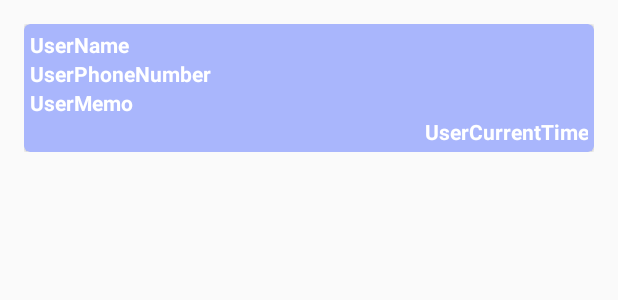
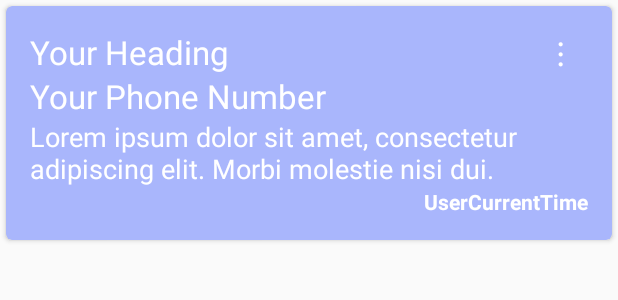
Before and after one commit to sandeg25x5/CallMemo2, an Android app: the layout user_record_items.xml on its own in the app's theme, with its tools: preview values and no code run, on a phone screen of 412 x 824 dp. Shown: the top 300 px of the screen. Run offline under Robolectric (Android 15) with nearby library versions, the phone set to English and light mode, and no system bars.

Commit message:
4th commit

```diff
--- a/app/src/main/java/com/example/sandeeplamsal123/testapplication2/adapters/UserListRecyclerAdapter.java
+++ b/app/src/main/java/com/example/sandeeplamsal123/testapplication2/adapters/UserListRecyclerAdapter.java
@@ -27,15 +27,16 @@ public class UserListRecyclerAdapter extends RecyclerView.Adapter<UserListRecycl
     }
 
     public static class ViewHolder extends RecyclerView.ViewHolder {
-        TextView userName, userPhone, userMemo, userCurrentTime;
+        TextView userName, userPhone, userMemo, userCurrentTime,userOptionView;
         View layOut;
 
         public ViewHolder(View itemView) {
             super(itemView);
             this.layOut = itemView;
             userName = layOut.findViewById(R.id.user_name_txt);
-            userPhone = layOut.findViewById(R.id.user_phone_number_text);
+            userPhone = layOut.findViewById(R.id.user_phone_number_txt);
             userMemo = layOut.findViewById(R.id.user_memo_txt);
+            userOptionView=layOut.findViewById(R.id.user_option_view);
             userCurrentTime = layOut.findViewById(R.id.user_current_time_txt);
         }
     }
--- a/app/src/main/res/layout/user_record_items.xml
+++ b/app/src/main/res/layout/user_record_items.xml
@@ -4,62 +4,121 @@
     xmlns:tools="http://schemas.android.com/tools"
     android:layout_width="match_parent"
     android:layout_height="wrap_content"
-    android:layout_margin="16dp"
     android:orientation="vertical">
 
     <android.support.v7.widget.CardView
         android:layout_width="match_parent"
         android:layout_height="wrap_content"
+        android:layout_margin="4dp"
+        android:elevation="4dp"
         app:cardBackgroundColor="#FFA9B6FC"
         app:cardCornerRadius="4dp">
 
-        <LinearLayout
+        <RelativeLayout
             android:layout_width="match_parent"
-            android:layout_height="match_parent"
-            android:orientation="vertical"
-            android:padding="4dp"
-            android:weightSum="3.5">
+            android:layout_height="wrap_content"
+            android:padding="@dimen/activity_horizontal_margin">
 
             <TextView
                 android:id="@+id/user_name_txt"
                 android:layout_width="match_parent"
-                android:layout_height="match_parent"
-                android:layout_weight="1.25"
-                android:fontFamily="sans-serif"
-                android:textColor="#ffffff"
-                android:textStyle="bold"
-                tools:text="UserName" />
+                android:layout_height="wrap_content"
+                android:text="Your Heading"
+                android:textAppearance="?android:textAppearanceLarge"
+                android:textColor="#ffffff" />
 
             <TextView
-                android:id="@+id/user_phone_number_text"
+                android:id="@+id/user_phone_number_txt"
                 android:layout_width="match_parent"
-                android:layout_height="match_parent"
-                android:layout_weight="1.25"
-                android:fontFamily="sans-serif"
-                android:textColor="#ffffff"
-                android:textStyle="bold"
-                tools:text="UserPhoneNumber" />
+                android:layout_height="wrap_content"
+                android:layout_below="@+id/user_name_txt"
+                android:text="Your Phone Number"
+                android:textAppearance="?android:textAppearanceLarge"
+                android:textColor="#ffffff" />
 
             <TextView
                 android:id="@+id/user_memo_txt"
                 android:layout_width="match_parent"
-                android:layout_height="match_parent"
-                android:layout_weight="0.5"
+                android:layout_height="wrap_content"
+                android:layout_below="@+id/user_phone_number_txt"
+                android:text="Lorem ipsum dolor sit amet, consectetur adipiscing elit. Morbi molestie nisi dui. "
+                android:textAppearance="?android:textAppearanceMedium"
+                android:textColor="#ffffff" />
+
+            <TextView
+                android:id="@+id/user_option_view"
+                android:layout_width="wrap_content"
+                android:layout_height="wrap_content"
+                android:layout_alignParentEnd="true"
+                android:layout_alignParentRight="true"
+                android:layout_alignParentTop="true"
+                android:paddingEnd="@dimen/activity_horizontal_margin"
+                android:paddingLeft="@dimen/activity_horizontal_margin"
+                android:paddingStart="@dimen/activity_horizontal_margin"
+                android:text="&#8942;"
+                android:textAppearance="?android:textAppearanceLarge"
+                android:textColor="#ffffff" />
+
+            <TextView
+                android:id="@+id/user_current_time_txt"
+                android:layout_width="wrap_content"
+                android:layout_height="wrap_content"
+                android:layout_alignParentEnd="true"
+                android:layout_alignParentRight="true"
+                android:layout_below="@+id/user_memo_txt"
                 android:fontFamily="sans-serif"
                 android:textColor="#ffffff"
                 android:textStyle="bold"
-                tools:text="UserMemo" />
-            <TextView
-                android:id="@+id/user_current_time_txt"
-                android:layout_width="match_parent"
-                android:layout_height="match_parent"
-                android:layout_weight="0.5"
-                android:fontFamily="sans-serif"
-                android:textColor="#ffffff"
-                android:textStyle="bold"
-                tools:text="UserCurrentTime"
-                android:gravity="end"/>
-        </LinearLayout>
+                tools:text="UserCurrentTime" />
+        </RelativeLayout>
+
+        <!--<LinearLayout-->
+        <!--android:layout_width="match_parent"-->
+        <!--android:layout_height="match_parent"-->
+        <!--android:orientation="vertical"-->
+        <!--android:padding="4dp"-->
+        <!--android:weightSum="3.5">-->
+
+        <!--<TextView-->
+        <!--android:id="@+id/user_name_txt"-->
+        <!--android:layout_width="match_parent"-->
+        <!--android:layout_height="match_parent"-->
+        <!--android:layout_weight="1.25"-->
+        <!--android:fontFamily="sans-serif"-->
+        <!--android:textColor="#ffffff"-->
+        <!--android:textStyle="bold"-->
+        <!--tools:text="UserName" />-->
+
+        <!--<TextView-->
+        <!--android:id="@+id/user_phone_number_text"-->
+        <!--android:layout_width="match_parent"-->
+        <!--android:layout_height="match_parent"-->
+        <!--android:layout_weight="1.25"-->
+        <!--android:fontFamily="sans-serif"-->
+        <!--android:textColor="#ffffff"-->
+        <!--android:textStyle="bold"-->
+        <!--tools:text="UserPhoneNumber" />-->
+
+        <!--<TextView-->
+        <!--android:id="@+id/user_memo_txt"-->
+        <!--android:layout_width="match_parent"-->
+        <!--android:layout_height="match_parent"-->
+        <!--android:layout_weight="0.5"-->
+        <!--android:fontFamily="sans-serif"-->
+        <!--android:textColor="#ffffff"-->
+        <!--android:textStyle="bold"-->
+        <!--tools:text="UserMemo" />-->
+        <!--<TextView-->
+        <!--android:id="@+id/user_current_time_txt"-->
+        <!--android:layout_width="match_parent"-->
+        <!--android:layout_height="match_parent"-->
+        <!--android:layout_weight="0.5"-->
+        <!--android:fontFamily="sans-serif"-->
+        <!--android:textColor="#ffffff"-->
+        <!--android:textStyle="bold"-->
+        <!--tools:text="UserCurrentTime"-->
+        <!--android:gravity="end"/>-->
+        <!--</LinearLayout>-->
     </android.support.v7.widget.CardView>
 
 </LinearLayout>
--- /dev/null
+++ b/app/src/main/res/values/dimens.xml
@@ -0,0 +1,6 @@
+<?xml version="1.0" encoding="utf-8"?>
+<resources>
+    <!-- Default screen margins, per the Android Design guidelines. -->
+    <dimen name="activity_horizontal_margin">16dp</dimen>
+    <dimen name="activity_vertical_margin">16dp</dimen>
+</resources>
```
